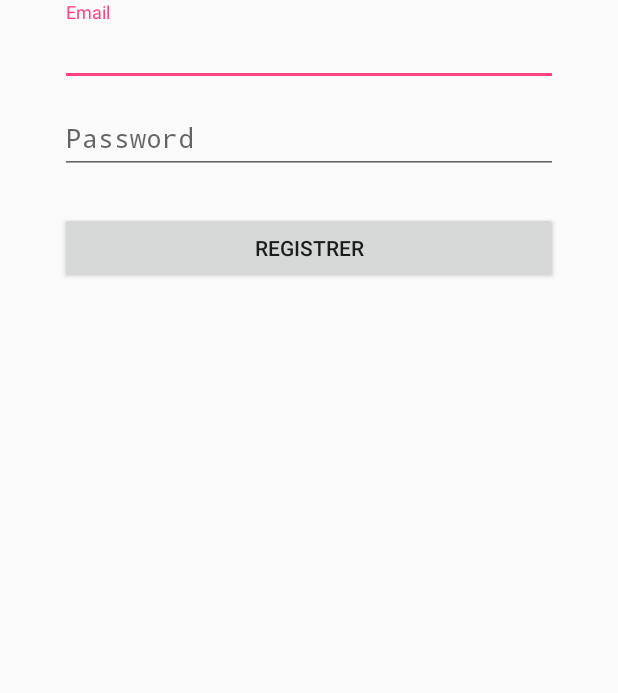
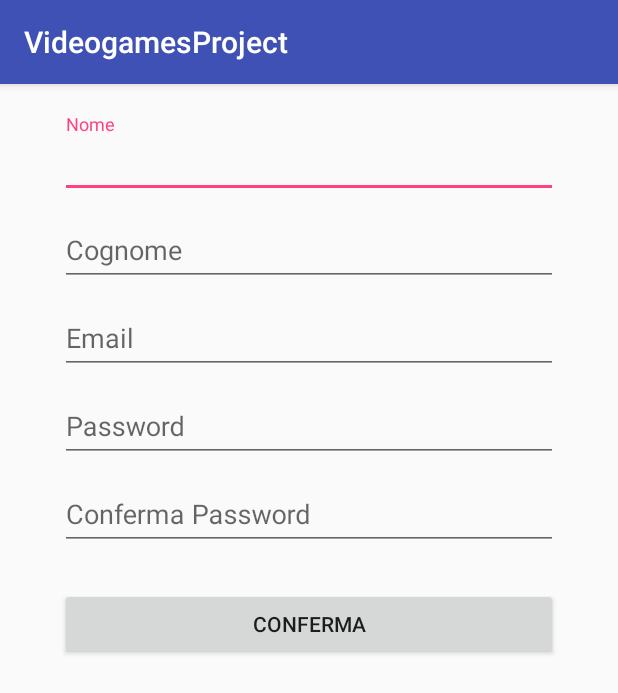
Before and after one commit to Cese93/VideogamesProject, an Android app: the RegisterActivity screen opened directly, with no data from a screen before it, on a phone screen of 412 x 824 dp. Shown: the top 693 px of the screen. Run offline under Robolectric (Android 15) with nearby library versions, the phone set to English and light mode, and no system bars; our stand-ins replace Firebase (no records; nobody signed in at launch, a user with empty details on screens opened directly); libraries missing offline, so code that uses them is left out: com.firebase.client; 1 statement that could not run was skipped.

Commit message:
Registrazione e Login completati

```diff
--- a/app/src/main/java/com/example/erik/videogamesproject/LoginActivity.java
+++ b/app/src/main/java/com/example/erik/videogamesproject/LoginActivity.java
@@ -28,7 +28,6 @@ import com.google.firebase.auth.FirebaseAuth;
 public class LoginActivity extends AppCompatActivity{
     private EditText txtLoginEmail;
     private EditText txtLoginPassword;
-    private Button btnLogin;
 
     private ProgressDialog progressDialog;
     private FirebaseAuth firebaseAuth;
@@ -43,7 +42,6 @@ public class LoginActivity extends AppCompatActivity{
         txtLoginPassword = (EditText) findViewById(R.id.txtLoginPassword);
 
         progressDialog = new ProgressDialog(this);
-        btnLogin = (Button) findViewById(R.id.btnLogin);
 
         firebaseAuth = FirebaseAuth.getInstance();
 
@@ -78,7 +76,6 @@ public class LoginActivity extends AppCompatActivity{
         }
 
 
-
     }
 
     public void OpenRegister(View view) {
--- a/app/src/main/java/com/example/erik/videogamesproject/RegisterActivity.java
+++ b/app/src/main/java/com/example/erik/videogamesproject/RegisterActivity.java
@@ -1,21 +1,110 @@
 package com.example.erik.videogamesproject;
 
 import android.app.Activity;
+import android.app.ProgressDialog;
+import android.content.Intent;
 import android.os.Bundle;
+import android.support.annotation.NonNull;
 import android.support.v7.app.AppCompatActivity;
+import android.util.Log;
+import android.view.View;
+import android.widget.EditText;
+import android.widget.Toast;
 
 import com.firebase.client.Firebase;
+import com.google.android.gms.tasks.OnCompleteListener;
+import com.google.android.gms.tasks.Task;
+import com.google.firebase.auth.AuthResult;
+import com.google.firebase.auth.FirebaseAuth;
 
 /**
  * Created by Erik on 10/10/2016.
  */
 
-public class RegisterActivity extends Activity {
+public class RegisterActivity extends AppCompatActivity {
+
+    private EditText nameText;
+    private EditText surnameText;
+    private EditText emailText;
+    private EditText passwordText;
+    private EditText confirmPasswordTxt;
+
+    private ProgressDialog progressDialog;
+
+    private FirebaseAuth firebaserAuth;
 
     @Override
     protected void onCreate(Bundle savedInstanceState) {
         super.onCreate(savedInstanceState);
         setContentView(R.layout.activity_register);
+
         Firebase.setAndroidContext(this);
+        firebaserAuth = FirebaseAuth.getInstance();
+
+        progressDialog = new ProgressDialog(this);
+
+
+    }
+
+    public void clickRegister(View view){
+
+        nameText = (EditText) findViewById(R.id.txtRegisterName);
+        surnameText = (EditText) findViewById(R.id.txtRegisterSurname);
+        emailText = (EditText) findViewById(R.id.txtRegisterEmail);
+        passwordText = (EditText) findViewById(R.id.txtRegisterPassword);
+        confirmPasswordTxt = (EditText) findViewById(R.id.txtRegisterConfirmPassword);
+
+
+        String name = nameText.getText().toString().trim();
+        String surname = surnameText.getText().toString().trim();
+        String email = emailText.getText().toString().trim();
+        String password = passwordText.getText().toString().trim();
+        String confirmPassword = confirmPasswordTxt.getText().toString().trim();
+
+        if(name.isEmpty()){
+            nameText.setError("Inserire nome");
+            return;
+
+        }
+
+        if(surname.isEmpty()){
+            nameText.setError("Inserire cognome");
+            return;
+        }
+
+        if(email.isEmpty()){
+
+            nameText.setError("Email errata o già esistente");
+            return;
+        }
+
+        if(password.isEmpty() || password.length() < 6){
+            passwordText.setError("Password troppo corta, almeno 6 caratteri");
+            return;
+        }
+
+        if(!password.equals(confirmPassword)){
+            Toast.makeText(RegisterActivity.this, "Password e conferma Password errate", Toast.LENGTH_SHORT).show();
+            return;
+        }
+
+
+        progressDialog.setMessage("Registrazione User");
+        progressDialog.show();
+        firebaserAuth.createUserWithEmailAndPassword(email,password).addOnCompleteListener(this,new OnCompleteListener<AuthResult>() {
+            @Override
+            public void onComplete(@NonNull Task<AuthResult> task) {
+
+                if(task.isSuccessful()){
+                    progressDialog.dismiss();
+                    Toast.makeText(RegisterActivity.this,"Utente Inserito",Toast.LENGTH_SHORT).show();
+                    startActivity(new Intent(RegisterActivity.this,HomeActivity.class));
+                }else{
+                    progressDialog.dismiss();
+                    Toast.makeText(RegisterActivity.this,"Utente Non Inserito",Toast.LENGTH_SHORT).show();
+                }
+            }
+        });
+
     }
 }
--- a/app/src/main/res/layout/activity_login.xml
+++ b/app/src/main/res/layout/activity_login.xml
@@ -9,7 +9,7 @@
     <android.support.design.widget.TextInputLayout
         android:layout_width="match_parent"
         android:layout_height="wrap_content"
-        android:layout_marginTop="1dp"
+        android:layout_marginTop="20dp"
         android:layout_marginBottom="1dp">
         <EditText android:id="@+id/txtLoginEmail"
             android:layout_width="match_parent"
@@ -50,6 +50,7 @@
         android:layout_width="fill_parent"
         android:layout_height="wrap_content"
         android:layout_marginBottom="24dp"
+        android:layout_marginTop="12dp"
         android:onClick="OpenRegister"
         android:text="Non hai un account? Registrati"
         android:gravity="center"
--- a/app/src/main/res/layout/activity_register.xml
+++ b/app/src/main/res/layout/activity_register.xml
@@ -5,7 +5,34 @@
     android:paddingLeft="40dp"
     android:paddingRight="40dp">
 
-    <!-- Email Label -->
+    <!-- Name Label -->
+    <android.support.design.widget.TextInputLayout
+        android:layout_width="match_parent"
+        android:layout_height="wrap_content"
+        android:layout_marginTop="20dp"
+        android:layout_marginBottom="1dp">
+        <EditText android:id="@+id/txtRegisterName"
+            android:layout_width="match_parent"
+            android:layout_height="wrap_content"
+            android:inputType="textCapWords"
+            android:hint="Nome" />
+    </android.support.design.widget.TextInputLayout>
+
+
+    <!-- Cognome Label -->
+    <android.support.design.widget.TextInputLayout
+        android:layout_width="match_parent"
+        android:layout_height="wrap_content"
+        android:layout_marginTop="1dp"
+        android:layout_marginBottom="1dp">
+        <EditText android:id="@+id/txtRegisterSurname"
+            android:layout_width="match_parent"
+            android:layout_height="wrap_content"
+            android:inputType="textCapWords"
+            android:hint="Cognome"/>
+    </android.support.design.widget.TextInputLayout>
+
+    <!-- Email label  -->
     <android.support.design.widget.TextInputLayout
         android:layout_width="match_parent"
         android:layout_height="wrap_content"
@@ -14,13 +41,13 @@
         <EditText android:id="@+id/txtRegisterEmail"
             android:layout_width="match_parent"
             android:layout_height="wrap_content"
-            android:inputType="textCapWords"
-            android:hint="Email" />
+            android:inputType="textEmailAddress"
+            android:hint="Email"/>
     </android.support.design.widget.TextInputLayout>
 
 
+    <!-- Password label -->
 
-    <!-- Password Label -->
     <android.support.design.widget.TextInputLayout
         android:layout_width="match_parent"
         android:layout_height="wrap_content"
@@ -33,16 +60,28 @@
             android:hint="Password"/>
     </android.support.design.widget.TextInputLayout>
 
+    <!-- confirm password -->
+    <android.support.design.widget.TextInputLayout
+        android:layout_width="match_parent"
+        android:layout_height="wrap_content"
+        android:layout_marginTop="1dp"
+        android:layout_marginBottom="1dp">
+        <EditText android:id="@+id/txtRegisterConfirmPassword"
+            android:layout_width="match_parent"
+            android:layout_height="wrap_content"
+            android:inputType="textPassword"
+            android:hint="Conferma Password"/>
+    </android.support.design.widget.TextInputLayout>
+
 
     <!-- Register Button -->
     <android.support.v7.widget.AppCompatButton
-        android:id="@+id/btnRegister"
+        android:id="@+id/registerBtn"
         android:layout_width="fill_parent"
         android:layout_height="wrap_content"
         android:layout_marginTop="24dp"
         android:padding="12dp"
-        android:text="Registrer"
-        android:onClick="ClickRegister"/>
-
+        android:text="Conferma"
+        android:onClick="clickRegister"/>
 
 </LinearLayout>
```
